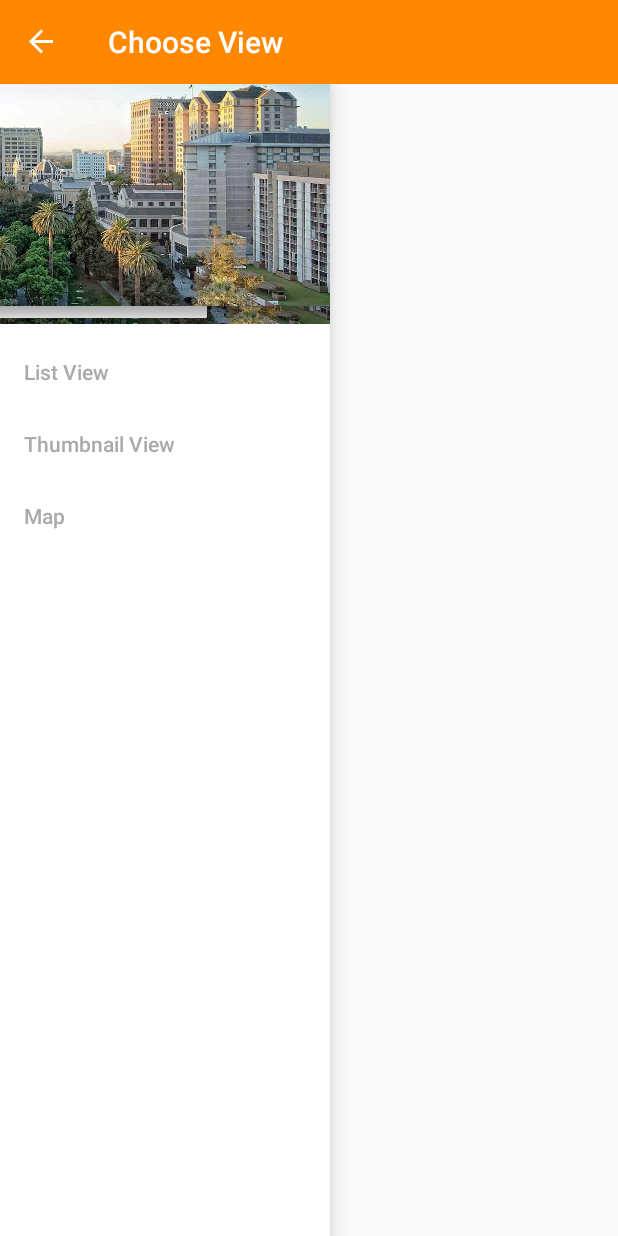
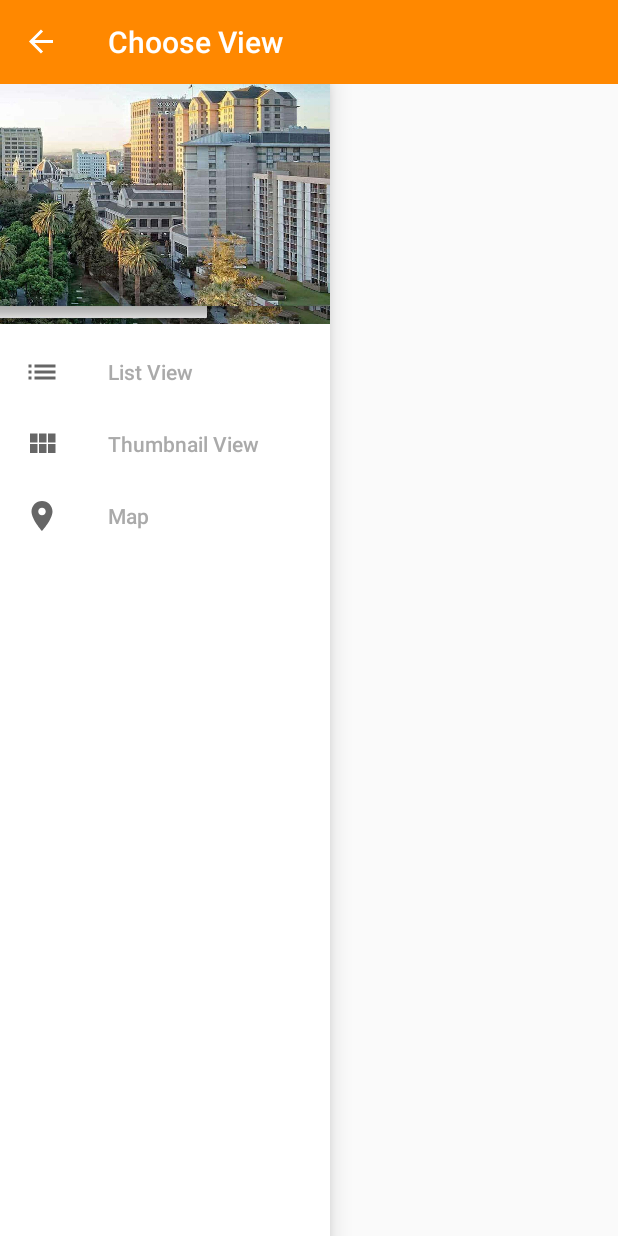
Before and after one commit to michaelzyc9/ApartmentGuide, an Android app: the screen it shows after launch (MainActivity), with the side drawer open, on a phone screen of 412 x 824 dp. Run offline under Robolectric (Android 15) with nearby library versions, the phone set to English and light mode, and no system bars.

Commit message:
adding icon for menu items

```diff
--- /dev/null
+++ b/app/src/main/res/drawable/ic_list_black_24dp.xml
@@ -0,0 +1,5 @@
+<vector android:height="24dp" android:tint="#A9A9A9"
+    android:viewportHeight="24.0" android:viewportWidth="24.0"
+    android:width="24dp" xmlns:android="http://schemas.android.com/apk/res/android">
+    <path android:fillColor="#FF000000" android:pathData="M3,13h2v-2L3,11v2zM3,17h2v-2L3,15v2zM3,9h2L5,7L3,7v2zM7,13h14v-2L7,11v2zM7,17h14v-2L7,15v2zM7,7v2h14L21,7L7,7z"/>
+</vector>
--- /dev/null
+++ b/app/src/main/res/drawable/ic_location_on_black_24dp.xml
@@ -0,0 +1,5 @@
+<vector android:height="24dp" android:tint="#A9A9A9"
+    android:viewportHeight="24.0" android:viewportWidth="24.0"
+    android:width="24dp" xmlns:android="http://schemas.android.com/apk/res/android">
+    <path android:fillColor="#FF000000" android:pathData="M12,2C8.13,2 5,5.13 5,9c0,5.25 7,13 7,13s7,-7.75 7,-13c0,-3.87 -3.13,-7 -7,-7zM12,11.5c-1.38,0 -2.5,-1.12 -2.5,-2.5s1.12,-2.5 2.5,-2.5 2.5,1.12 2.5,2.5 -1.12,2.5 -2.5,2.5z"/>
+</vector>
--- /dev/null
+++ b/app/src/main/res/drawable/ic_view_module_black_24dp.xml
@@ -0,0 +1,5 @@
+<vector android:height="24dp" android:tint="#A9A9A9"
+    android:viewportHeight="24.0" android:viewportWidth="24.0"
+    android:width="24dp" xmlns:android="http://schemas.android.com/apk/res/android">
+    <path android:fillColor="#FF000000" android:pathData="M4,11h5L9,5L4,5v6zM4,18h5v-6L4,12v6zM10,18h5v-6h-5v6zM16,18h5v-6h-5v6zM10,11h5L15,5h-5v6zM16,5v6h5L21,5h-5z"/>
+</vector>
--- a/app/src/main/res/menu/drawer_menu.xml
+++ b/app/src/main/res/menu/drawer_menu.xml
@@ -1,6 +1,15 @@
 <?xml version="1.0" encoding="utf-8"?>
 <menu xmlns:android="http://schemas.android.com/apk/res/android">
-    <item android:id="@+id/list_view" android:title="List View"/>
-    <item android:id="@+id/thumbnail_view" android:title="Thumbnail View"/>
-    <item android:id="@+id/map_view" android:title="Map"/>
+    <item
+        android:id="@+id/list_view"
+        android:icon="@drawable/ic_list_black_24dp"
+        android:title="List View" />
+    <item
+        android:id="@+id/thumbnail_view"
+        android:icon="@drawable/ic_view_module_black_24dp"
+        android:title="Thumbnail View" />
+    <item
+        android:id="@+id/map_view"
+        android:icon="@drawable/ic_location_on_black_24dp"
+        android:title="Map" />
 </menu>
```
